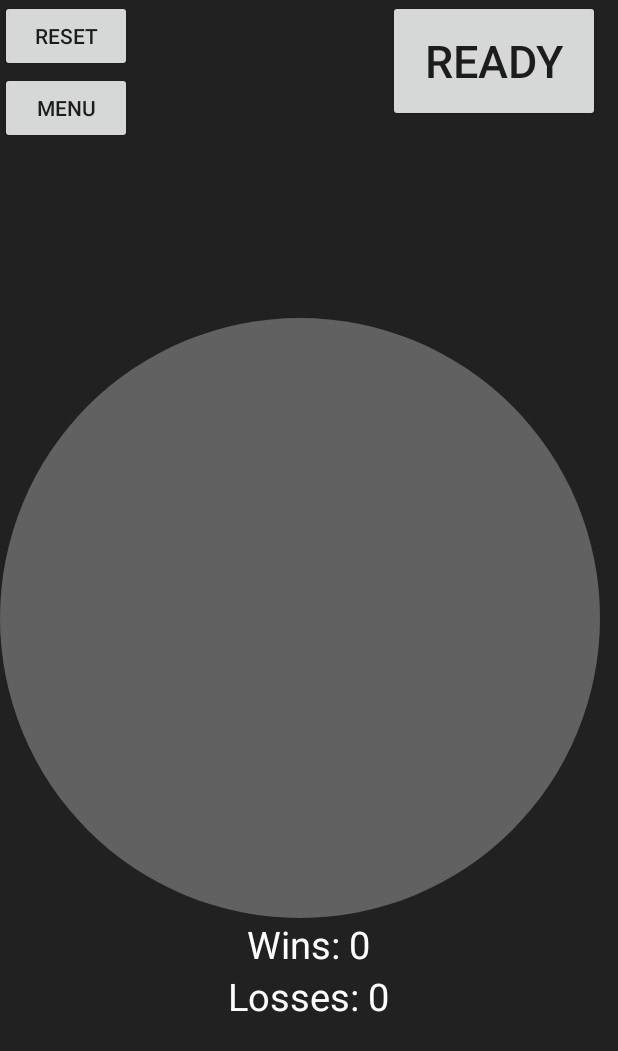
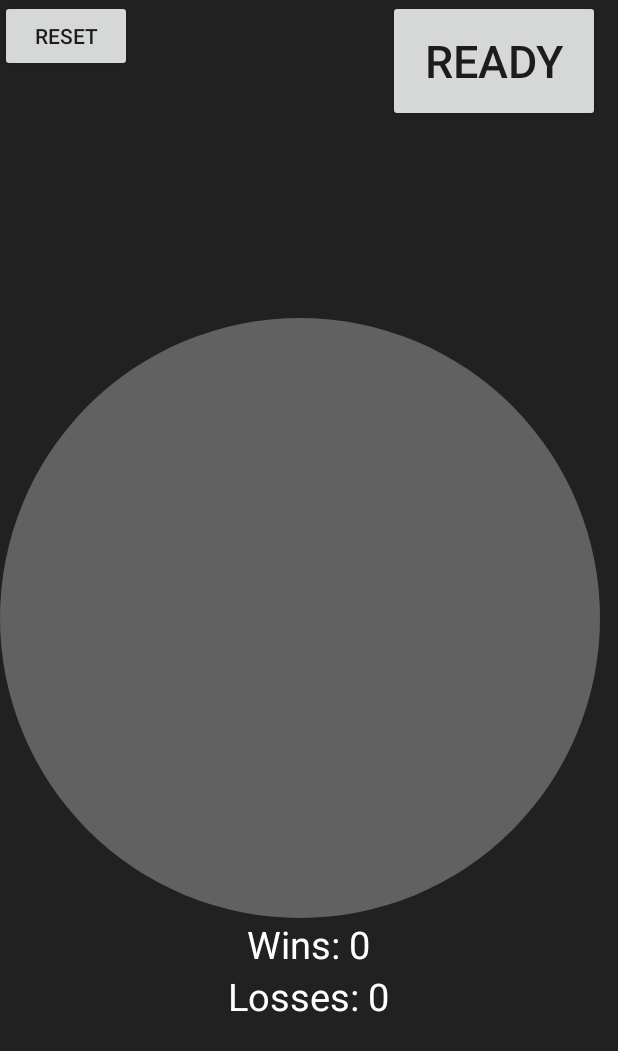
Before and after one commit to stealmyhousekey/bruhssianroulette, an Android app: the MainActivity screen opened directly, with no data from a screen before it, on a phone screen of 412 x 824 dp. Shown: the top 1051 px of the screen. Run offline under Robolectric (Android 15) with nearby library versions, the phone set to English and light mode, and no system bars; 9 statements that could not run were skipped.

Commit message:
finishing touches (part 1/2)
-everything done but layout adjustment on game screen

```diff
--- a/BRUH/src/main/java/com/stelmo/brtest/MainActivity.kt
+++ b/BRUH/src/main/java/com/stelmo/brtest/MainActivity.kt
@@ -39,7 +39,7 @@ class MainActivity : Activity() {
     override fun onCreate(savedInstanceState: Bundle?) {
         super.onCreate(savedInstanceState)
         setContentView(R.layout.activity_main)
-        //var randomImage = getRandomImage()
+
 
         var i = intent
         if(i.extras != null){
@@ -53,8 +53,8 @@ class MainActivity : Activity() {
         var lossView = findViewById(R.id.lossStats) as TextView
         lossView.setText("Losses: " + lossCounter)
 
-        System.out.println("Wins: " + winCounter)
-        System.out.println("Losses: " + lossCounter)
+        //println("Wins: " + winCounter)
+        //println("Losses: " + lossCounter)
 
         isReadStoragePermissionGranted()
 
@@ -65,14 +65,17 @@ class MainActivity : Activity() {
         var wonSlots = mutableListOf<Int>()
         val loss = losingItem()
 
+        //disable menu button, because every android phone has a back button lol
+        //leaving the buttons in code for future debug reasons.
+        menu_button.setVisibility(View.GONE)
 
         //create data for the adapter, assign all slots same randomized color
         val entries = ArrayList<Map.Entry<String, Int>>(ITEM_COUNT)
         val entry = MaterialColor.random(this, "\\D*_500$")
         val empty_entry = MaterialColor.random(this, "\\D*_500$")
 
-        println("color: " + entry)
-        println("Empty color: " + empty_entry)
+        //println("color: " + entry)
+        //println("Empty color: " + empty_entry)
 
         for (i in 0 until ITEM_COUNT) {
             entries.add(entry)
@@ -104,7 +107,6 @@ class MainActivity : Activity() {
         fire_button.setOnClickListener {
             wheelView.stopWheel()
             if (wheelView.selectedPosition == loss){
-                //Toast.makeText(applicationContext, "YOU LOSE!", Toast.LENGTH_SHORT).show()//display text on loss
                 lossCounter++
                 var intent = intent
                 intent.putExtra("wc", winCounter)
@@ -117,7 +119,6 @@ class MainActivity : Activity() {
 
             //if slot aleady played, mark as such with color and count
             else if(!wonSlots.contains(wheelView.selectedPosition)){
-                //Toast.makeText(applicationContext, "You survived!", Toast.LENGTH_LONG).show()//display win text
                 winCounter++
                 wonSlots.add(wheelView.selectedPosition)
                 entries[wheelView.selectedPosition] = empty_entry
--- a/BRUH/src/main/java/com/stelmo/brtest/NetworkActivity.kt
+++ b/BRUH/src/main/java/com/stelmo/brtest/NetworkActivity.kt
@@ -16,6 +16,7 @@ import android.support.v4.app.SupportActivity
 import android.support.v4.app.SupportActivity.ExtraData
 import android.icu.lang.UCharacter.GraphemeClusterBreak.T
 import android.net.wifi.p2p.WifiP2pDeviceList
+import android.view.View
 import android.widget.ArrayAdapter
 
 
@@ -51,6 +52,9 @@ class NetworkActivity : AppCompatActivity() {
         val menuButton = findViewById(R.id.n_menu_button) as Button
         val pollButton = findViewById(R.id.poll_button) as Button
 
+        //disable menu button, because every android phone has a back button lol
+        //leaving the buttons in code for future debug reasons.
+        menuButton.setVisibility(View.GONE)
 
 
         mChannel = manager?.initialize(this, mainLooper, null)
--- a/BRUH/src/main/java/com/stelmo/brtest/SettingsActivity.kt
+++ b/BRUH/src/main/java/com/stelmo/brtest/SettingsActivity.kt
@@ -3,6 +3,7 @@ package com.stelmo.brtest
 import android.content.Intent
 import android.support.v7.app.AppCompatActivity
 import android.os.Bundle
+import android.view.View
 import android.widget.Button
 import android.widget.TextView
 
@@ -20,6 +21,10 @@ class SettingsActivity : AppCompatActivity() {
                 "If you lose, a random image from your phone will be displayed on-screen for all to see. \n \n" +
                 "So, you feeling lucky, bruh?"
 
+        //disable menu button, because every android phone has a back button lol
+        //leaving the buttons in code for future debug reasons.
+        menuButton.setVisibility(View.GONE)
+
         var infoView = findViewById(R.id.infoText) as TextView
         infoView.setText(infoString)
 
```
